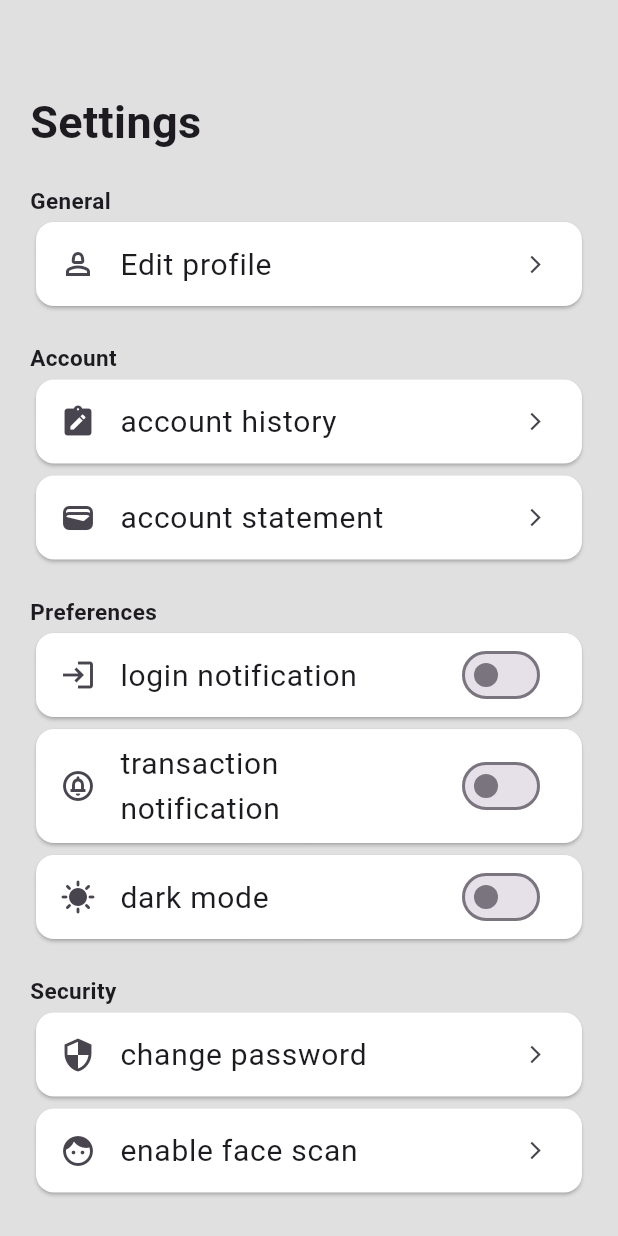
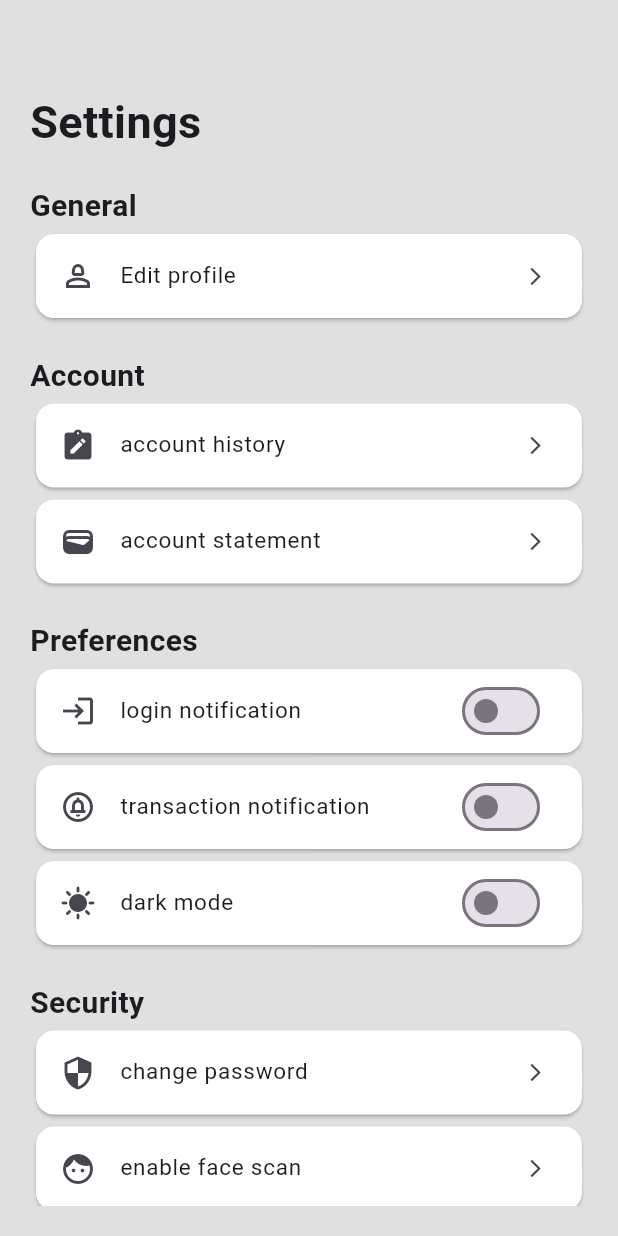
Before and after one commit to WillyOB45/uber_app, a Flutter app: the settingPage screen opened directly, on a phone screen of 412 x 824 dp. Run offline on Flutter 3.47's test engine with Material 3 defaults, Android fonts, the phone set to English and light mode, and no system bars; our stand-ins replace animated_text_kit, get.

Commit message:
fouth commit

```diff
--- a/lib/main.dart
+++ b/lib/main.dart
@@ -1,8 +1,10 @@
 import 'package:flutter/material.dart';
 import 'package:get/get.dart';
 import 'package:uber_project/scr/features/authentication/view/other_screens/splash_screen.dart';
+import 'package:flutter/services.dart';
 
 void main() {
+  SystemChrome.setPreferredOrientations([DeviceOrientation.portraitUp]);
   runApp(const myApp());
 }
 
--- a/lib/scr/features/authentication/view/other_screens/homePage.dart
+++ b/lib/scr/features/authentication/view/other_screens/homePage.dart
@@ -1,4 +1,5 @@
 import 'package:flutter/material.dart';
+import 'package:uber_project/scr/features/authentication/view/other_screens/home_pagemain.dart';
 import 'package:uber_project/scr/features/authentication/view/other_screens/settings.dart';
 
 class homePage extends StatefulWidget {
@@ -14,9 +15,7 @@ class _homePageState extends State<homePage> {
 
   // screens page
   final List<Widget> _screens = [
-    Container(
-      color: Colors.amber,
-    ),
+    const homeMain(),
     Container(
       color: Colors.green,
     ),
@@ -55,9 +54,9 @@ class _homePageState extends State<homePage> {
                 label: "route"),
             BottomNavigationBarItem(
                 icon: Icon(
-                  Icons.person_3,
+                  Icons.settings,
                 ),
-                label: "profile")
+                label: "settings")
           ]),
       body: _screens[currentIndex],
     );
--- /dev/null
+++ b/lib/scr/features/authentication/view/other_screens/home_pagemain.dart
@@ -0,0 +1,17 @@
+import 'package:flutter/material.dart';
+
+class homeMain extends StatefulWidget {
+  const homeMain({super.key});
+
+  @override
+  State<homeMain> createState() => _homeMainState();
+}
+
+class _homeMainState extends State<homeMain> {
+  @override
+  Widget build(BuildContext context) {
+    return Scaffold(
+      backgroundColor: Colors.grey.shade300,
+    );
+  }
+}
--- a/lib/scr/features/authentication/view/other_screens/settings.dart
+++ b/lib/scr/features/authentication/view/other_screens/settings.dart
@@ -40,7 +40,7 @@ class _settingPageState extends State<settingPage> {
               //general
               const Text(
                 "General",
-                style: TextStyle(fontWeight: FontWeight.bold, fontSize: 15),
+                style: TextStyle(fontWeight: FontWeight.bold, fontSize: 20),
                 textAlign: TextAlign.start,
               ),
               lisTiles(
@@ -49,7 +49,7 @@ class _settingPageState extends State<settingPage> {
                 ),
                 title: const Text(
                   "Edit profile",
-                  style: TextStyle(fontSize: 20),
+                  style: TextStyle(fontSize: 15),
                 ),
                 trailing: const Icon(
                   size: 14,
@@ -63,7 +63,7 @@ class _settingPageState extends State<settingPage> {
               // account
               const Text(
                 "Account",
-                style: TextStyle(fontWeight: FontWeight.bold, fontSize: 15),
+                style: TextStyle(fontWeight: FontWeight.bold, fontSize: 20),
                 textAlign: TextAlign.start,
               ),
 
@@ -73,7 +73,7 @@ class _settingPageState extends State<settingPage> {
                 ),
                 title: const Text(
                   "account history",
-                  style: TextStyle(fontSize: 20),
+                  style: TextStyle(fontSize: 15),
                 ),
                 trailing: const Icon(
                   size: 14,
@@ -86,7 +86,7 @@ class _settingPageState extends State<settingPage> {
                 ),
                 title: const Text(
                   "account statement",
-                  style: TextStyle(fontSize: 20),
+                  style: TextStyle(fontSize: 15),
                 ),
                 trailing: const Icon(
                   size: 14,
@@ -94,7 +94,6 @@ class _settingPageState extends State<settingPage> {
                 ),
               ),
 
-              // preferences
               const SizedBox(
                 height: 20,
               ),
@@ -102,7 +101,7 @@ class _settingPageState extends State<settingPage> {
               // prefernces
               const Text(
                 "Preferences",
-                style: TextStyle(fontWeight: FontWeight.bold, fontSize: 15),
+                style: TextStyle(fontWeight: FontWeight.bold, fontSize: 20),
                 textAlign: TextAlign.start,
               ),
 
@@ -112,7 +111,7 @@ class _settingPageState extends State<settingPage> {
                   ),
                   title: const Text(
                     "login notification",
-                    style: TextStyle(fontSize: 20),
+                    style: TextStyle(fontSize: 15),
                   ),
                   trailing: Switch(
                     value: isSwitched,
@@ -124,7 +123,7 @@ class _settingPageState extends State<settingPage> {
                   ),
                   title: const Text(
                     "transaction notification",
-                    style: TextStyle(fontSize: 20),
+                    style: TextStyle(fontSize: 15),
                   ),
                   trailing: Switch(
                     value: isSwitched,
@@ -136,7 +135,7 @@ class _settingPageState extends State<settingPage> {
                   ),
                   title: const Text(
                     "dark mode",
-                    style: TextStyle(fontSize: 20),
+                    style: TextStyle(fontSize: 15),
                   ),
                   trailing: Switch(
                     value: isSwitched,
@@ -149,7 +148,7 @@ class _settingPageState extends State<settingPage> {
               ),
               const Text(
                 "Security",
-                style: TextStyle(fontWeight: FontWeight.bold, fontSize: 15),
+                style: TextStyle(fontWeight: FontWeight.bold, fontSize: 20),
                 textAlign: TextAlign.start,
               ),
               lisTiles(
@@ -158,7 +157,7 @@ class _settingPageState extends State<settingPage> {
                 ),
                 title: const Text(
                   "change password",
-                  style: TextStyle(fontSize: 20),
+                  style: TextStyle(fontSize: 15),
                 ),
                 trailing: const Icon(
                   size: 14,
@@ -171,7 +170,7 @@ class _settingPageState extends State<settingPage> {
                 ),
                 title: const Text(
                   "enable face scan",
-                  style: TextStyle(fontSize: 20),
+                  style: TextStyle(fontSize: 15),
                 ),
                 trailing: const Icon(
                   size: 14,
@@ -179,7 +178,41 @@ class _settingPageState extends State<settingPage> {
                 ),
               ),
 
-              //
+              //customer services
+              const SizedBox(
+                height: 20,
+              ),
+              const Text(
+                "contact us",
+                style: TextStyle(fontWeight: FontWeight.bold, fontSize: 20),
+                textAlign: TextAlign.start,
+              ),
+              lisTiles(
+                leading: const Icon(
+                  Icons.email_outlined,
+                ),
+                title: const Text(
+                  "rideSwift@gmail.com",
+                  style: TextStyle(fontSize: 15),
+                ),
+                trailing: const Icon(
+                  size: 14,
+                  Icons.arrow_forward_ios,
+                ),
+              ),
+              lisTiles(
+                leading: const Icon(
+                  Icons.phone,
+                ),
+                title: const Text(
+                  "+239031318411",
+                  style: TextStyle(fontSize: 15),
+                ),
+                trailing: const Icon(
+                  size: 14,
+                  Icons.arrow_forward_ios,
+                ),
+              ),
             ],
           ),
         ),
```
